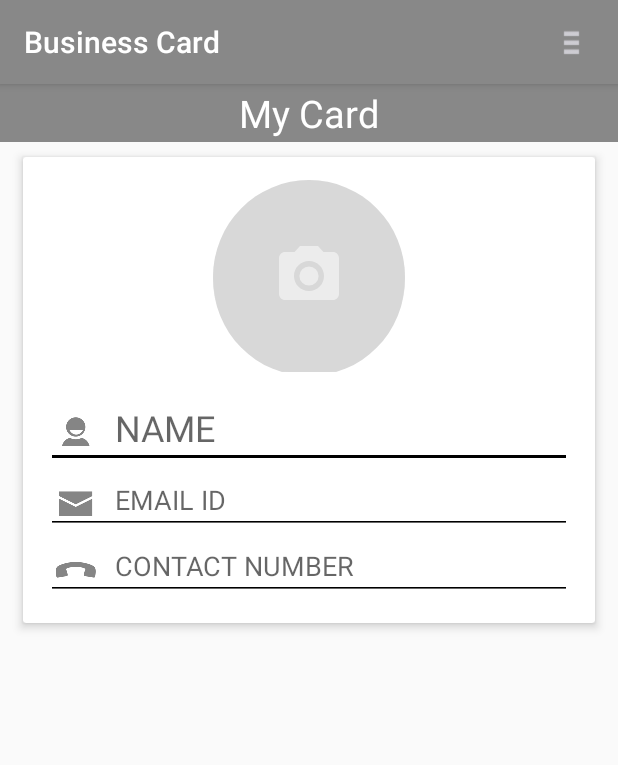
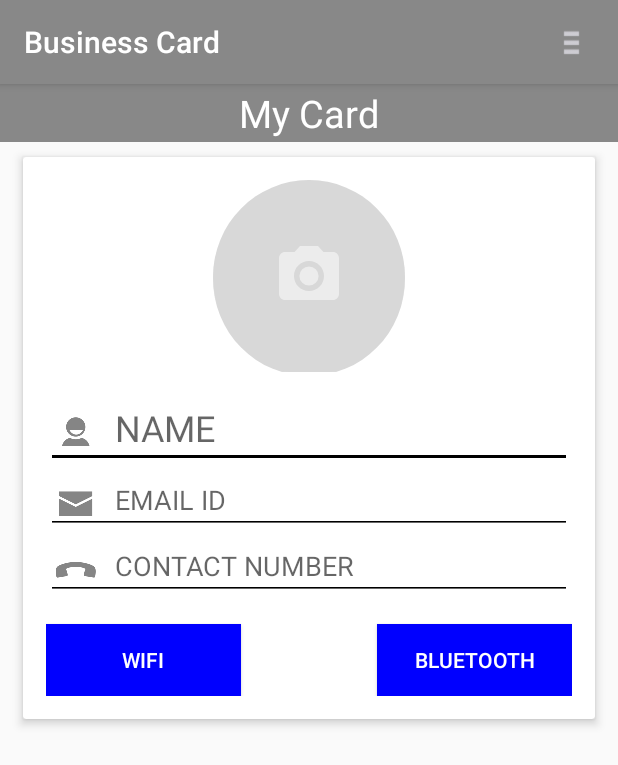
Before and after one commit to upadhyaydhiren/CardTransfer, an Android app: the screen it shows after launch (BusinessCard), on a phone screen of 412 x 824 dp. Shown: the top 765 px of the screen. Run offline under Robolectric (Android 15) with nearby library versions, the phone set to English and light mode, and no system bars; pictures from the network do not load.

Commit message:
"Done Wifi"

```diff
--- a/app/src/main/AndroidManifest.xml
+++ b/app/src/main/AndroidManifest.xml
@@ -7,6 +7,9 @@
     <uses-permission android:name="android.permission.READ_EXTERNAL_STORAGE" />
     <uses-permission android:name="android.permission.WRITE_EXTERNAL_STORAGE" />
     <uses-permission android:name="android.permission.ACCESS_COARSE_LOCATION" />
+    <uses-permission android:name="android.permission.ACCESS_WIFI_STATE"/>
+    <uses-permission android:name="android.permission.CHANGE_WIFI_STATE" />
+    <uses-permission android:name="android.permission.CHANGE_NETWORK_STATE" />
     <uses-permission android:name="android.permission.ACCESS_FINE_LOCATION" />
 
     <application
@@ -44,6 +47,9 @@
             </intent-filter>
         </receiver>
 
+        <activity android:name=".WifiP2PTransfer"/>
+        <service android:name=".WifiFileTransfer"/>
+
     </application>
 
 </manifest>
--- a/app/src/main/java/com/teqnihome/cardtransfer/BusinessCard.java
+++ b/app/src/main/java/com/teqnihome/cardtransfer/BusinessCard.java
@@ -2,13 +2,18 @@ package com.teqnihome.cardtransfer;
 
 import android.bluetooth.BluetoothAdapter;
 import android.content.ActivityNotFoundException;
+import android.content.BroadcastReceiver;
+import android.content.Context;
 import android.content.Intent;
+import android.content.IntentFilter;
 import android.content.SharedPreferences;
 import android.graphics.BitmapFactory;
 import android.graphics.Color;
 import android.graphics.PorterDuff;
 import android.hardware.Camera;
 import android.net.Uri;
+import android.net.wifi.p2p.WifiP2pManager;
+import android.os.AsyncTask;
 import android.os.Bundle;
 import android.os.Environment;
 import android.provider.MediaStore;
@@ -25,10 +30,20 @@ import android.widget.EditText;
 import android.widget.ImageView;
 import android.widget.Toast;
 
+import com.teqnihome.cardtransfer.Database.DataBaseHelper;
 import com.teqnihome.cardtransfer.Thread.AcceptBusinessThread;
+import com.teqnihome.cardtransfer.Utils.UtilsHandler;
 import com.teqnihome.imagecrop.CropImageIntentBuilder;
 
+import java.io.BufferedInputStream;
+import java.io.DataInputStream;
 import java.io.File;
+import java.io.FileOutputStream;
+import java.io.IOException;
+import java.io.InputStream;
+import java.io.OutputStream;
+import java.net.ServerSocket;
+import java.net.Socket;
 
 /**
  * This is BusinessCardActivity class that extends {@link AppCompatActivity}
@@ -38,6 +53,17 @@ import java.io.File;
  * @see View
  */
 public class BusinessCard extends AppCompatActivity implements View.OnClickListener {
+
+
+    private WifiP2pManager manager;
+    private boolean isWifiP2pEnabled = false;
+    private boolean retryChannel = false;
+
+    private final IntentFilter intentFilter = new IntentFilter();
+    private WifiP2pManager.Channel channel;
+    private BroadcastReceiver receiver = null;
+
+
 
     public class ReceivingError extends Exception {
     }
@@ -65,6 +91,7 @@ public class BusinessCard extends AppCompatActivity implements View.OnClickListe
     Button button_done;
     Button button_send;
     Button button_edit;
+    Button button_send_wifi;
     BluetoothAdapter bluetoothAdapter;
 
     @Override
@@ -75,6 +102,7 @@ public class BusinessCard extends AppCompatActivity implements View.OnClickListe
         editor = preferences.edit();
         ImageCache.setContext(this);
 
+        new FileServerAsyncTask(this).execute();
 
         bluetoothAdapter = BluetoothAdapter.getDefaultAdapter();
         if (!bluetoothAdapter.isEnabled()) {
@@ -93,12 +121,20 @@ public class BusinessCard extends AppCompatActivity implements View.OnClickListe
         button_done = (Button) findViewById(R.id.button_done);
         button_send = (Button) findViewById(R.id.button_send);
         button_edit = (Button) findViewById(R.id.button_edit);
+        button_send_wifi = (Button) findViewById(R.id.button_send_wifi);
         button_edit.setOnClickListener(this);
         button_send.setOnClickListener(this);
         button_done.setOnClickListener(this);
+        button_send_wifi.setOnClickListener(this);
         card_name.getBackground().setColorFilter(Color.BLACK, PorterDuff.Mode.SRC_IN);
         card_email.getBackground().setColorFilter(Color.BLACK, PorterDuff.Mode.SRC_IN);
         card_phone.getBackground().setColorFilter(Color.BLACK, PorterDuff.Mode.SRC_IN);
+
+
+        manager = (WifiP2pManager) getSystemService(Context.WIFI_P2P_SERVICE);
+        channel = manager.initialize(this, getMainLooper(), null);
+
+
 
 
         if (!new File(Environment.getExternalStorageDirectory() + "/TransferBluetooth").exists()) {
@@ -143,7 +179,22 @@ public class BusinessCard extends AppCompatActivity implements View.OnClickListe
         }
 
 
+
+
+
     }
+
+    @Override
+    protected void onPause() {
+        super.onPause();
+    }
+
+    @Override
+    protected void onResume() {
+        super.onResume();
+    }
+
+
 
     public void bluetoothEnabled() {
         AcceptBusinessThread thread = new AcceptBusinessThread(BluetoothAdapter.getDefaultAdapter(), this);
@@ -163,8 +214,6 @@ public class BusinessCard extends AppCompatActivity implements View.OnClickListe
             case R.id.item_list_card:
                 Intent intent = new Intent(this, BusinessCardReceivedList.class);
                 this.startActivity(intent);
-
-
                 break;
         }
         return true;
@@ -185,6 +234,11 @@ public class BusinessCard extends AppCompatActivity implements View.OnClickListe
             case R.id.button_edit:
                 Log.d(TAG, "onClick: edit clickedd");
                 setEnableMode();
+                break;
+            case R.id.button_send_wifi:
+                Log.d(TAG, "onClick: send clicked");
+                Intent intentWifi = new Intent(BusinessCard.this, WifiP2PTransfer.class);
+                this.startActivity(intentWifi);
                 break;
 
 
@@ -256,6 +310,7 @@ public class BusinessCard extends AppCompatActivity implements View.OnClickListe
         button_done.setVisibility(View.GONE);
         if (!path.equals("")) {
             button_send.setVisibility(View.VISIBLE);
+            button_send_wifi.setVisibility(View.VISIBLE);
         }
         button_edit.setVisibility(View.VISIBLE);
         card_name.setTextColor(Color.BLACK);
@@ -288,6 +343,7 @@ public class BusinessCard extends AppCompatActivity implements View.OnClickListe
         button_done.setVisibility(View.VISIBLE);
         button_send.setVisibility(View.GONE);
         button_edit.setVisibility(View.GONE);
+        button_send_wifi.setVisibility(View.GONE);
         card_email.setVisibility(View.VISIBLE);
         card_phone.setVisibility(View.VISIBLE);
         imageClickEvent();
@@ -331,4 +387,116 @@ public class BusinessCard extends AppCompatActivity implements View.OnClickListe
 
     }
 
+    public static class FileServerAsyncTask extends AsyncTask<Void, Void, String> {
+
+        private final Context context;
+        InputStream in = null;
+        OutputStream out = null;
+        int bufferSize = 1024;
+        byte[] buffer = new byte[8 * bufferSize];
+        File files;
+        DataBaseHelper db;
+
+
+        /**
+         * @param context
+         */
+        public FileServerAsyncTask(Context context) {
+            this.context = context;
+            db = new DataBaseHelper(context);
+
+        }
+
+        @Override
+        protected String doInBackground(Void... params) {
+            try {
+                ServerSocket serverSocket = new ServerSocket(8988);
+                Log.d(TAG, "Server: Socket opened");
+                Socket client = serverSocket.accept();
+
+
+                Log.d(TAG, "Server: connection done");
+                BufferedInputStream bufferedInputStream = new BufferedInputStream(client.getInputStream(), buffer.length);
+                DataInputStream dataInputStream = new DataInputStream(bufferedInputStream);
+                String name = dataInputStream.readUTF();
+                String email = dataInputStream.readUTF();
+                String phone = dataInputStream.readUTF();
+                String filename = dataInputStream.readUTF();
+
+
+                int fileLength = dataInputStream.readInt();
+                int counting = 0;
+                if (!new File(Environment.getExternalStorageDirectory() + "/TransferBluetooth").exists()) {
+                    new File(Environment.getExternalStorageDirectory() + "/TransferBluetooth").mkdir();
+                    new File(Environment.getExternalStorageDirectory() + "/TransferBluetooth/BusinessCard").mkdir();
+
+                }
+
+                files = new File(Environment.getExternalStorageDirectory() + "/TransferBluetooth/BusinessCard", filename);
+                com.teqnihome.cardtransfer.Database.BusinessCard businessCard = new com.teqnihome.cardtransfer.Database.BusinessCard();
+                businessCard.setName(name);
+                businessCard.setPhone(phone);
+                businessCard.setEmail(email);
+                businessCard.setPicture(files.getPath());
+
+                long value = db.insertBusinessCard(businessCard);
+
+                db.closeDB();
+                FileOutputStream fos = new FileOutputStream(files);
+                int len = 0;
+                int newBuffer = 8192;
+                int remaining = fileLength;
+
+                while ((len = dataInputStream.read(buffer, 0, Math.min(buffer.length, remaining))) > 0) {
+                    counting += len;
+                    remaining -= len;
+                    System.out.println("read " + counting + " bytes.");
+                    fos.write(buffer, 0, len);
+                }
+                Log.d(TAG, "run: data inserted id  is  " + value);
+
+
+                fos.close();
+                dataInputStream.close();
+                serverSocket.close();
+                //return f.getAbsolutePath();
+            } catch (IOException e) {
+                Log.e(TAG, e.getMessage());
+                return null;
+            }
+            return "";
+        }
+
+        /*
+         * (non-Javadoc)
+         * @see android.os.AsyncTask#onPostExecute(java.lang.Object)
+         */
+        @Override
+        protected void onPostExecute(String result) {
+            if (result != null) {
+                UtilsHandler.runOnUiThread(new Runnable() {
+                    @Override
+                    public void run() {
+                        Intent intent = new Intent(context, BusinessCardReceivedList.class);
+                        context.startActivity(intent);
+
+                    }
+                });
+            }
+
+        }
+
+        /*
+         * (non-Javadoc)
+         * @see android.os.AsyncTask#onPreExecute()
+         */
+        @Override
+        protected void onPreExecute() {
+
+        }
+
+    }
+
+
+
 }
--- a/app/src/main/java/com/teqnihome/cardtransfer/MainActivity.java
+++ b/app/src/main/java/com/teqnihome/cardtransfer/MainActivity.java
@@ -1,7 +1,7 @@
 package com.teqnihome.cardtransfer;
 
+import android.os.Bundle;
 import android.support.v7.app.AppCompatActivity;
-import android.os.Bundle;
 
 /**
  * This is main activity that extends {@link AppCompatActivity}
--- a/app/src/main/res/layout/businesscardlayout.xml
+++ b/app/src/main/res/layout/businesscardlayout.xml
@@ -149,17 +149,35 @@
         />
 
 </FrameLayout>
+        <RelativeLayout
+            android:layout_width="wrap_content"
+            android:layout_height="wrap_content">
         <Button
             android:id="@+id/button_send"
-            android:layout_width="match_parent"
+            android:layout_alignParentRight="true"
+            android:layout_width="130dp"
             android:layout_height="wrap_content"
-            android:text="Send"
+            android:text="Bluetooth"
             android:layout_marginTop="@dimen/margin_default"
             android:textColor="@color/white"
             android:textSize="@dimen/text_small"
             android:background="@color/blue"
-            android:visibility="gone"
+            android:visibility="visible"
             />
+        <Button
+            android:id="@+id/button_send_wifi"
+            android:layout_alignParentLeft="true"
+            android:layout_width="130dp"
+            android:layout_height="wrap_content"
+            android:text="Wifi"
+            android:layout_toRightOf="@id/button_send"
+            android:layout_marginTop="@dimen/margin_default"
+            android:textColor="@color/white"
+            android:textSize="@dimen/text_small"
+            android:background="@color/blue"
+            android:visibility="visible"
+            />
+        </RelativeLayout>
 
     </LinearLayout>
 
--- a/imagecrop/src/main/java/com/teqnihome/imagecrop/Util.java
+++ b/imagecrop/src/main/java/com/teqnihome/imagecrop/Util.java
@@ -31,11 +31,11 @@ import android.util.Log;
 import android.view.View;
 import android.view.View.OnClickListener;
 
+import com.teqnihome.imagecrop.gallery.IImage;
+
 import java.io.Closeable;
 import java.io.FileDescriptor;
 import java.io.IOException;
-
-import com.teqnihome.imagecrop.gallery.IImage;
 
 /**
  * Collection of utility functions used in this package.
--- a/imagecrop/src/main/java/com/teqnihome/imagecrop/gallery/BaseImage.java
+++ b/imagecrop/src/main/java/com/teqnihome/imagecrop/gallery/BaseImage.java
@@ -24,12 +24,12 @@ import android.os.ParcelFileDescriptor;
 import android.provider.MediaStore.Images;
 import android.util.Log;
 
+import com.teqnihome.imagecrop.BitmapManager;
+import com.teqnihome.imagecrop.Util;
+
 import java.io.FileNotFoundException;
 import java.io.IOException;
 import java.io.InputStream;
-
-import com.teqnihome.imagecrop.BitmapManager;
-import com.teqnihome.imagecrop.Util;
 
 /**
  * Represents a particular image and provides access to the underlying bitmap
--- a/imagecrop/src/main/java/com/teqnihome/imagecrop/gallery/BaseImageList.java
+++ b/imagecrop/src/main/java/com/teqnihome/imagecrop/gallery/BaseImageList.java
@@ -22,11 +22,11 @@ import android.database.Cursor;
 import android.net.Uri;
 import android.util.Log;
 
+import com.teqnihome.imagecrop.ImageManager;
+import com.teqnihome.imagecrop.Util;
+
 import java.util.regex.Matcher;
 import java.util.regex.Pattern;
-
-import com.teqnihome.imagecrop.ImageManager;
-import com.teqnihome.imagecrop.Util;
 
 /**
  * A collection of <code>BaseImage</code>s.
--- a/imagecrop/src/main/java/com/teqnihome/imagecrop/gallery/Image.java
+++ b/imagecrop/src/main/java/com/teqnihome/imagecrop/gallery/Image.java
@@ -27,10 +27,10 @@ import android.provider.MediaStore.Images;
 import android.provider.MediaStore.Images.ImageColumns;
 import android.util.Log;
 
-import java.io.IOException;
-
 import com.teqnihome.imagecrop.BitmapManager;
 import com.teqnihome.imagecrop.Util;
+
+import java.io.IOException;
 
 /**
  * The class for normal images in gallery.
--- a/imagecrop/src/main/java/com/teqnihome/imagecrop/gallery/ImageListUber.java
+++ b/imagecrop/src/main/java/com/teqnihome/imagecrop/gallery/ImageListUber.java
@@ -18,13 +18,13 @@ package com.teqnihome.imagecrop.gallery;
 
 import android.net.Uri;
 
+import com.teqnihome.imagecrop.ImageManager;
+import com.teqnihome.imagecrop.Util;
+
 import java.util.Arrays;
 import java.util.Comparator;
 import java.util.HashMap;
 import java.util.PriorityQueue;
-
-import com.teqnihome.imagecrop.ImageManager;
-import com.teqnihome.imagecrop.Util;
 
 /**
  * A union of different <code>IImageList</code>. This class can merge several
--- a/imagecrop/src/main/java/com/teqnihome/imagecrop/gallery/UriImage.java
+++ b/imagecrop/src/main/java/com/teqnihome/imagecrop/gallery/UriImage.java
@@ -23,12 +23,12 @@ import android.net.Uri;
 import android.os.ParcelFileDescriptor;
 import android.util.Log;
 
+import com.teqnihome.imagecrop.BitmapManager;
+import com.teqnihome.imagecrop.Util;
+
 import java.io.File;
 import java.io.FileNotFoundException;
 import java.io.InputStream;
-
-import com.teqnihome.imagecrop.BitmapManager;
-import com.teqnihome.imagecrop.Util;
 
 class UriImage implements IImage {
     private static final String TAG = "UriImage";
--- a/imagecrop/src/main/java/com/teqnihome/imagecrop/gallery/VideoObject.java
+++ b/imagecrop/src/main/java/com/teqnihome/imagecrop/gallery/VideoObject.java
@@ -24,10 +24,10 @@ import android.provider.MediaStore.Images;
 import android.provider.MediaStore.Video;
 import android.util.Log;
 
+import com.teqnihome.imagecrop.BitmapManager;
+
 import java.io.IOException;
 import java.io.InputStream;
-
-import com.teqnihome.imagecrop.BitmapManager;
 
 /**
  * Represents a particular video and provides access to the underlying data and
```
Also changed, not shown: app/src/main/java/com/teqnihome/cardtransfer/BusinessCardListActivityUser.java (+7 -7 lines), imagecrop/src/main/java/com/teqnihome/imagecrop/ImageManager.java (+9 -9 lines), 2 other files.
